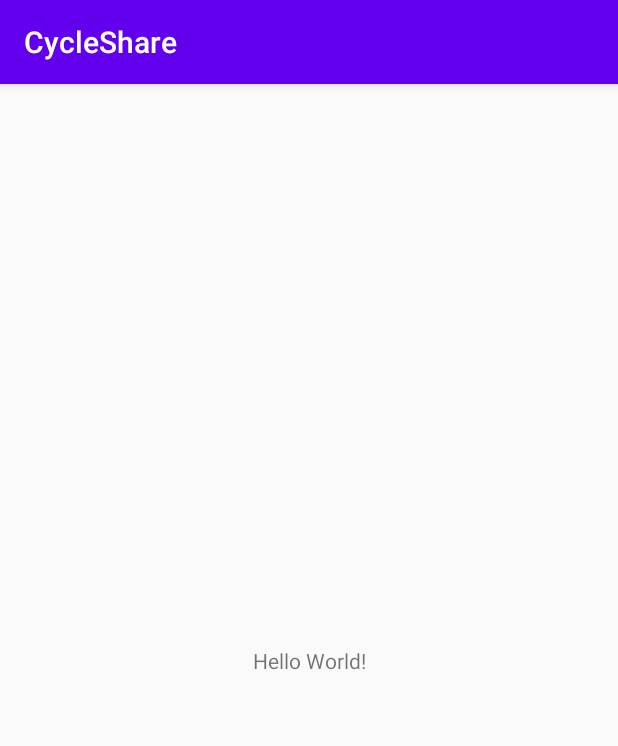
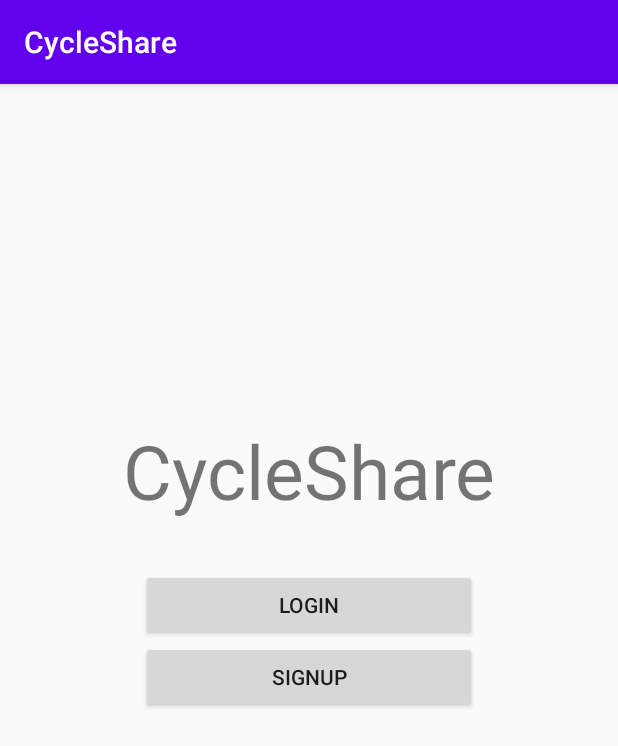
Before and after one commit to 18ksharma/cycleshare, an Android app: the screen it shows after launch (MainActivity before the commit, InitialActivity after it), on a phone screen of 412 x 824 dp. Shown: the top 746 px of the screen. Run offline under Robolectric (Android 15) with nearby library versions, the phone set to English and light mode, and no system bars; libraries missing offline, so code that uses them is left out: com.parse; 2 statements that could not run were skipped.

Commit message:
Login implemented

```diff
--- a/app/build.gradle
+++ b/app/build.gradle
@@ -30,4 +30,9 @@ dependencies {
     androidTestImplementation 'androidx.test.ext:junit:1.1.1'
     androidTestImplementation 'androidx.test.espresso:espresso-core:3.2.0'
 
+    //Parse dependencies
+    implementation 'com.github.parse-community.Parse-SDK-Android:parse:1.24.2'
+    implementation 'com.squareup.okhttp3:logging-interceptor:3.8.1' // for logging API calls to LogCat
+
+
 }
--- /dev/null
+++ b/app/src/main/java/com/example/cycleshare/InitialActivity.java
@@ -0,0 +1,46 @@
+package com.example.cycleshare;
+
+import androidx.appcompat.app.AppCompatActivity;
+
+import android.content.Intent;
+import android.os.Bundle;
+import android.view.View;
+import android.widget.Button;
+
+public class InitialActivity extends AppCompatActivity {
+    private Button btnLogin;
+    private Button btnSignup;
+
+
+    @Override
+    protected void onCreate(Bundle savedInstanceState) {
+        super.onCreate(savedInstanceState);
+        setContentView(R.layout.activity_initial);
+
+        //get buttons from xml
+        btnLogin=findViewById(R.id.btnLogin);
+        btnSignup=findViewById(R.id.btnSignup);
+
+        //Setting on click listeners to determine if user wants to login or
+        //sign up
+        btnLogin.setOnClickListener(new View.OnClickListener() {
+            @Override
+            public void onClick(View v) {
+                //Intent to open loginActivity
+                Intent intent = new Intent(InitialActivity.this, LoginActivity.class);
+                startActivity(intent);
+                finish();
+            }
+        });
+
+        btnSignup.setOnClickListener(new View.OnClickListener() {
+            @Override
+            public void onClick(View v) {
+                //Intent to open SignupActivity
+                Intent intent = new Intent();
+                startActivity(intent);
+                finish();
+            }
+        });
+    }
+}
--- /dev/null
+++ b/app/src/main/java/com/example/cycleshare/ParseApplication.java
@@ -0,0 +1,23 @@
+package com.example.cycleshare;
+
+import android.app.Application;
+
+import com.parse.Parse;
+import com.parse.ParseObject;
+
+public class ParseApplication extends Application {
+    @Override
+    public void onCreate(){
+        super.onCreate();
+        Parse.setLogLevel(Parse.LOG_LEVEL_DEBUG);
+
+        // set applicationId, and server server based on the values in the Heroku settings.
+        // clientKey is not needed unless explicitly configured
+        // any network interceptors must be added with the Configuration Builder given this syntax
+        Parse.initialize(new Parse.Configuration.Builder(this)
+                .applicationId("kanika-myapp") // should correspond to APP_ID env variable
+                .clientKey("CodePathMoveFast")  // set explicitly unless clientKey is explicitly configured on Parse server
+                .server("https://kanika-myapp.herokuapp.com/parse/").build());
+
+    }
+}
--- /dev/null
+++ b/app/src/main/res/layout/activity_initial.xml
@@ -0,0 +1,35 @@
+<?xml version="1.0" encoding="utf-8"?>
+<RelativeLayout
+    xmlns:android="http://schemas.android.com/apk/res/android"
+    xmlns:app="http://schemas.android.com/apk/res-auto"
+    xmlns:tools="http://schemas.android.com/tools"
+    android:layout_width="match_parent"
+    android:layout_height="match_parent"
+    tools:context=".InitialActivity">
+
+    <TextView
+        android:id="@+id/tvTitle"
+        android:layout_width="wrap_content"
+        android:layout_height="wrap_content"
+        android:text="@string/app_name"
+        android:layout_centerHorizontal="true"
+        android:layout_marginBottom="32dp"
+        android:layout_marginTop="224dp"
+        android:textSize="50dp"/>
+
+    <Button
+        android:id="@+id/btnLogin"
+        android:layout_width="224dp"
+        android:layout_height="wrap_content"
+        android:text="@string/login"
+        android:layout_below="@id/tvTitle"
+        android:layout_centerHorizontal="true"/>
+
+    <Button
+        android:id="@+id/btnSignup"
+        android:layout_width="224dp"
+        android:layout_height="wrap_content"
+        android:text="@string/sign_up"
+        android:layout_below="@id/btnLogin"
+        android:layout_centerHorizontal="true"/>
+</RelativeLayout>
--- a/app/src/main/res/values/strings.xml
+++ b/app/src/main/res/values/strings.xml
@@ -1,3 +1,8 @@
 <resources>
     <string name="app_name">CycleShare</string>
+    <string name="login">Login</string>
+    <string name="sign_up">Signup</string>
+    <string name="username">Username</string>
+    <string name="password">Password</string>
+    <string name="forgot">Forgot Password?</string>
 </resources>
--- a/build.gradle
+++ b/build.gradle
@@ -16,6 +16,7 @@ allprojects {
     repositories {
         google()
         jcenter()
+        maven { url "https://jitpack.io" }
     }
 }
 
```
Also changed, not shown: app/src/main/AndroidManifest.xml (+10 -2 lines), app/src/main/java/com/example/cycleshare/LoginActivity.java (added, +74 -0 lines), app/src/main/res/layout/activity_login.xml (added, +41 -0 lines), 1 other file.
